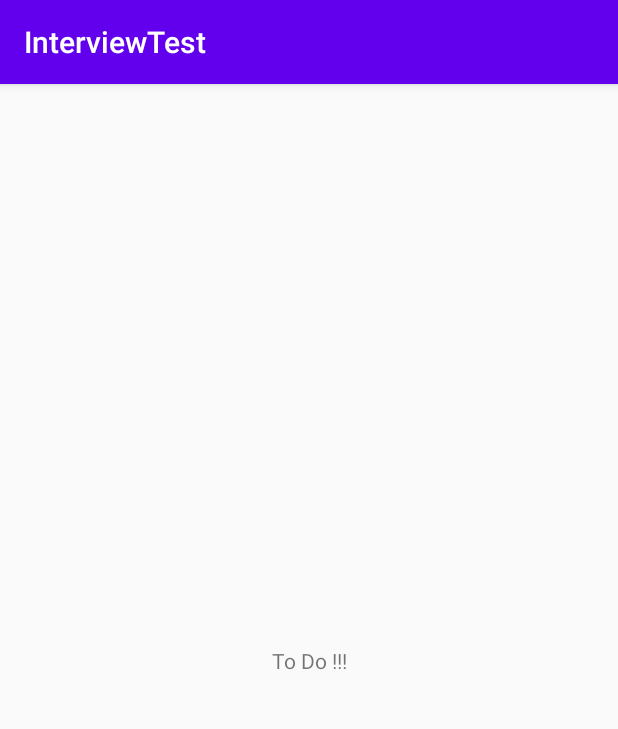
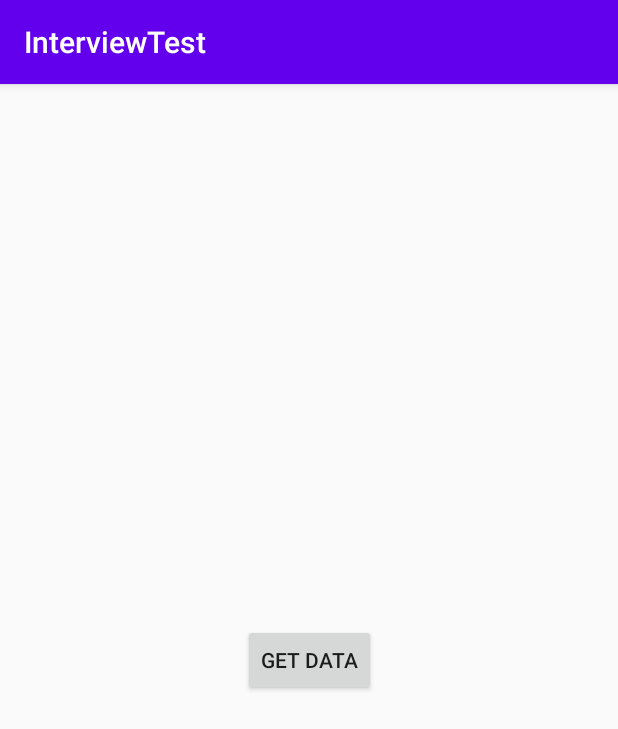
Before and after one commit to rossandroid/sosure, an Android app: the screen it shows after launch (MainActivity), on a phone screen of 412 x 824 dp. Shown: the top 729 px of the screen. Run offline under Robolectric (Android 15) with nearby library versions, the phone set to English and light mode, and no system bars.

Commit message:
build layout

```diff
--- a/app/src/main/res/layout/activity_main.xml
+++ b/app/src/main/res/layout/activity_main.xml
@@ -4,15 +4,48 @@
     xmlns:tools="http://schemas.android.com/tools"
     android:layout_width="match_parent"
     android:layout_height="match_parent"
-    tools:context=".MainActivity">
+    tools:context=".view.MainActivity">
 
     <TextView
+        android:id="@+id/people_data"
         android:layout_width="wrap_content"
         android:layout_height="wrap_content"
-        android:text="To Do !!!"
         app:layout_constraintBottom_toBottomOf="parent"
         app:layout_constraintLeft_toLeftOf="parent"
         app:layout_constraintRight_toRightOf="parent"
         app:layout_constraintTop_toTopOf="parent" />
 
+    <TextView
+        android:id="@+id/data_error"
+        android:layout_width="0dp"
+        android:layout_height="0dp"
+        android:gravity="center"
+        android:text="@string/error_text"
+        android:visibility="gone"
+        app:layout_constraintBottom_toBottomOf="parent"
+        app:layout_constraintEnd_toEndOf="parent"
+        app:layout_constraintStart_toStartOf="parent"
+        app:layout_constraintTop_toBottomOf="@+id/main_button" />
+
+    <ProgressBar
+        android:id= "@+id/loading"
+        android:layout_width="wrap_content"
+        android:layout_height="wrap_content"
+        android:visibility="gone"
+        app:layout_constraintBottom_toBottomOf="parent"
+        app:layout_constraintEnd_toEndOf="parent"
+        app:layout_constraintStart_toStartOf="parent"
+        app:layout_constraintTop_toTopOf="parent" />
+
+    <Button
+        android:id="@+id/main_button"
+        android:layout_width="wrap_content"
+        android:layout_height="wrap_content"
+        android:text="@string/get_data"
+        app:layout_constraintBottom_toBottomOf="parent"
+        app:layout_constraintLeft_toLeftOf="parent"
+        app:layout_constraintRight_toRightOf="parent"
+        app:layout_constraintTop_toTopOf="parent" />
+
+
 </androidx.constraintlayout.widget.ConstraintLayout>
--- a/app/src/main/res/values/strings.xml
+++ b/app/src/main/res/values/strings.xml
@@ -1,3 +1,5 @@
 <resources>
     <string name="app_name">InterviewTest</string>
+    <string name="error_text">Error during loading Data</string>
+    <string name="get_data">Get Data</string>
 </resources>
```
